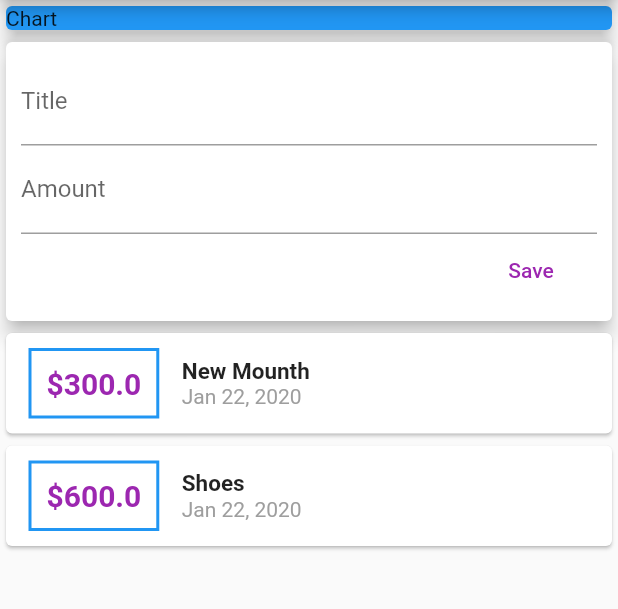
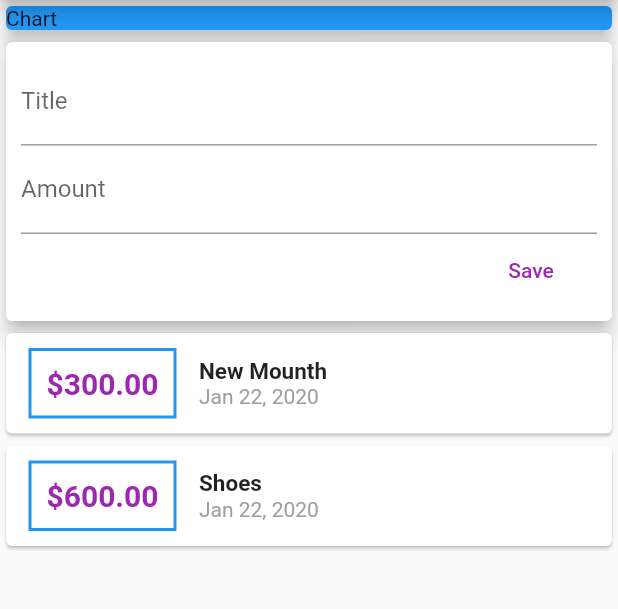
Before and after one commit to ahmed3ssem/ExpensePlanner-FlutterApp, a Flutter app: the screen it shows after launch, after a tap on "Save", on a phone screen of 412 x 824 dp, the part 84-693 px from its top. Run offline on Flutter 3.47's test engine with Material 2 defaults, Android fonts, the phone set to English and light mode, and no system bars.

Commit message:
Further Input & Output Styling and Configuration

```diff
--- a/lib/widget/new_transaction.dart
+++ b/lib/widget/new_transaction.dart
@@ -7,6 +7,17 @@ class NewTransaction extends StatelessWidget {
   final amountController = TextEditingController();
 
   NewTransaction(this.addTx);
+
+  void submitData()
+  {
+    final enteredTitle = titleController.text;
+    final enteredAmount = double.parse(amountController.text) ;
+    if(enteredTitle.isEmpty||enteredAmount<=0)
+      {
+        return;
+      }
+    addTx(enteredTitle,enteredAmount);
+  }
   @override
   Widget build(BuildContext context) {
     return Card(
@@ -16,9 +27,9 @@ class NewTransaction extends StatelessWidget {
         child: Column(
           crossAxisAlignment: CrossAxisAlignment.end,
           children: <Widget>[
-            TextField(decoration: InputDecoration(labelText: "Title"),controller: titleController,),
-            TextField(decoration: InputDecoration(labelText: "Amount"),keyboardType: TextInputType.number,controller: amountController,),
-            FlatButton(child: Text('Save'),textColor: Colors.purple,onPressed:()=> addTx(titleController.text,double.parse(amountController.text)),)
+            TextField(decoration: InputDecoration(labelText: "Title"),controller: titleController,onSubmitted:(_)=>submitData() ,),
+            TextField(decoration: InputDecoration(labelText: "Amount"),keyboardType: TextInputType.number,controller: amountController,onSubmitted:(_)=>submitData()),
+            FlatButton(child: Text('Save'),textColor: Colors.purple,onPressed:submitData,)
           ],
         ),
       ),
--- a/lib/widget/transaction_list.dart
+++ b/lib/widget/transaction_list.dart
@@ -22,7 +22,7 @@ class TransactionList extends StatelessWidget {
                           border: Border.all(color: Colors.blue, width: 2)),
                       padding: EdgeInsets.all(10),
                       child: Text(
-                        '\$${userTransaction[index].amount}',
+                        '\$${userTransaction[index].amount.toStringAsFixed(2)}',
                         style: TextStyle(
                             fontWeight: FontWeight.bold,
                             fontSize: 20,
```
